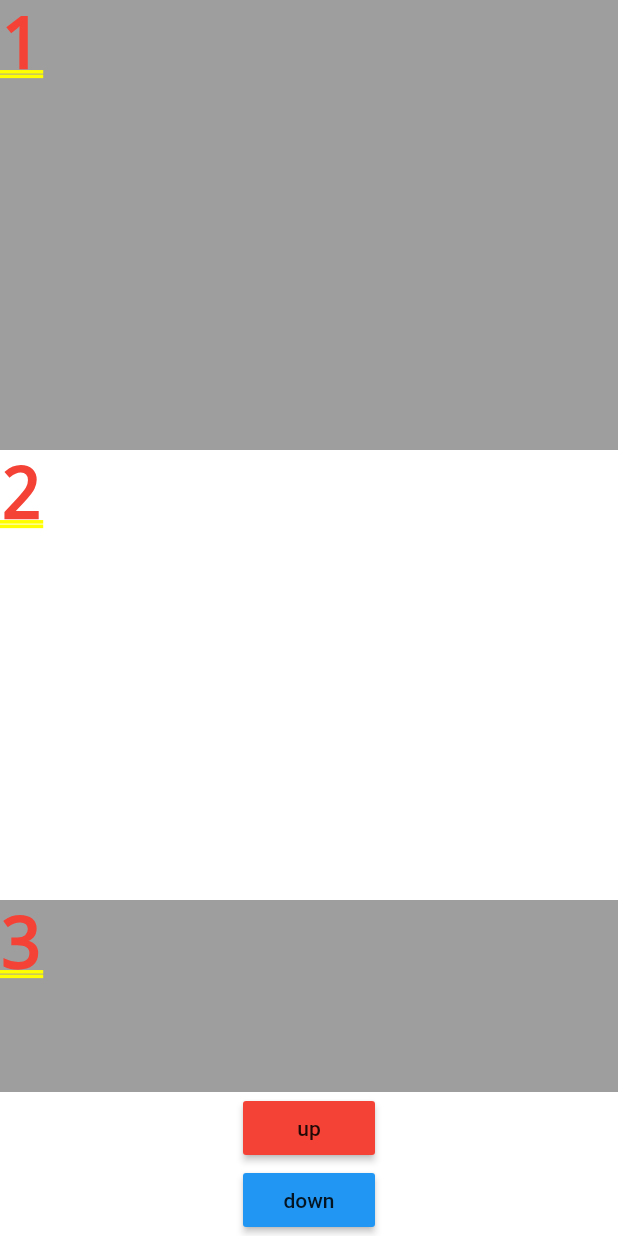
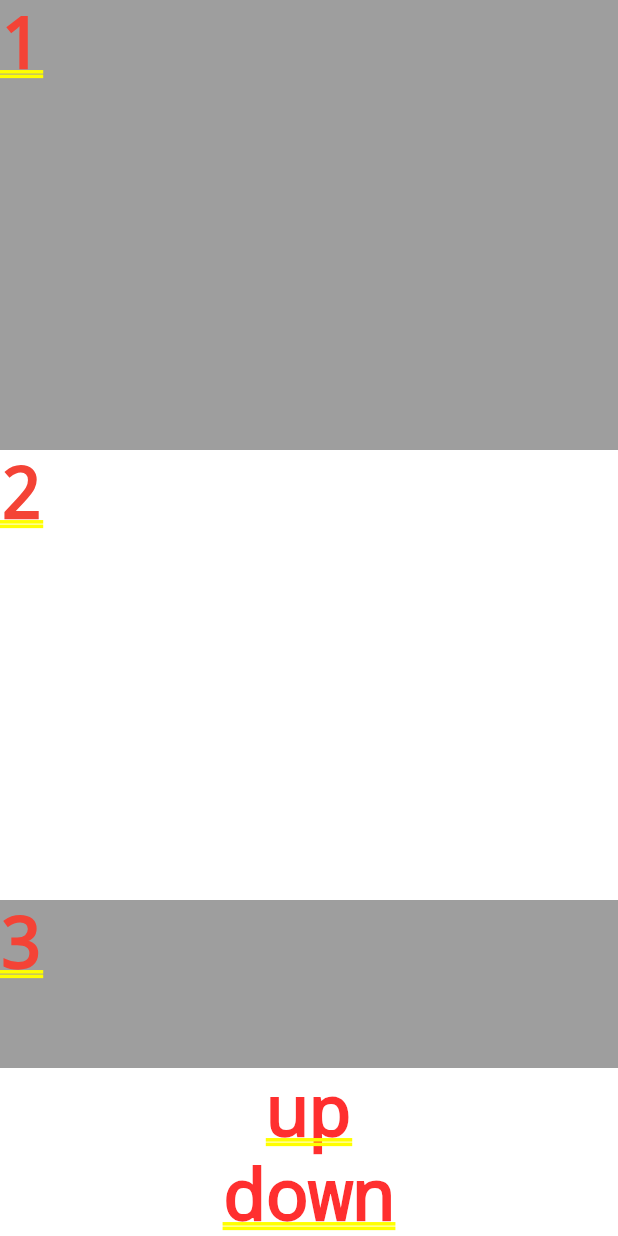
Before and after one commit to PilotLee/flutter_animateto_issue, a Flutter app: the screen it shows after launch, scrolled down 576 dp, after a tap on "down", on a phone screen of 412 x 824 dp. Run offline on Flutter 3.47's test engine with Material 2 defaults, Android fonts, the phone set to English and light mode, and no system bars.

```diff
--- a/lib/main.dart
+++ b/lib/main.dart
@@ -81,14 +81,12 @@ class _MyHomePageState extends State<MyHomePage> {
             },
           ),
         ),
-        RaisedButton(
-          onPressed: _incrementCounter,
-          color: Colors.red,
+        GestureDetector(
+          onTap: _incrementCounter,
           child: Text("up"),
         ),
-        RaisedButton(
-          onPressed: _decrementCounter,
-          color: Colors.blue,
+        GestureDetector(
+          onTap: _decrementCounter,
           child: Text("down"),
         ),
       ],
```
Also changed, not shown: 2 other files.
